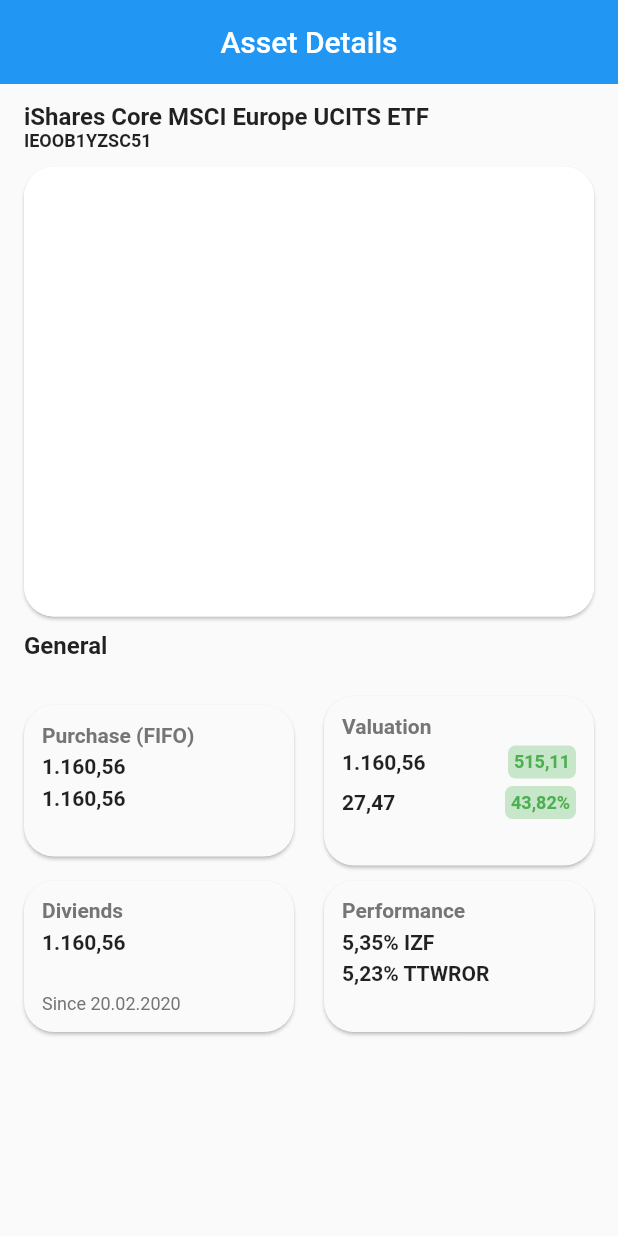
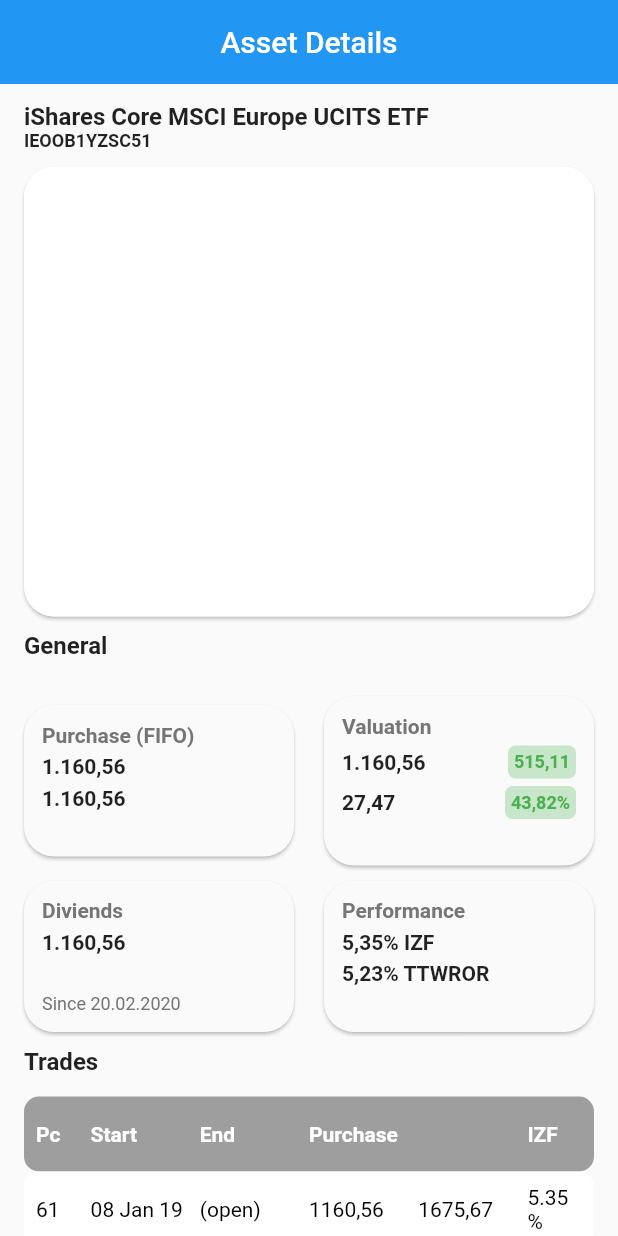
Before and after one commit to abberatfortex/asset_demo, a Flutter app: the screen it shows after launch, on a phone screen of 412 x 824 dp. Run offline on Flutter 3.47's test engine with Material 2 defaults, Android fonts, the phone set to English and light mode, and no system bars.

Commit message:
trade widget

```diff
--- a/lib/screens/asset_details.dart
+++ b/lib/screens/asset_details.dart
@@ -1,5 +1,7 @@
 import 'package:asset_demo/widgets/general_widget.dart';
 import 'package:asset_demo/widgets/graph_widget.dart';
+import 'package:asset_demo/widgets/tile_widget.dart';
+import 'package:asset_demo/widgets/trades_widget.dart';
 import 'package:flutter/material.dart';
 
 
@@ -12,7 +14,8 @@
   Widget build(BuildContext context) {
     return Scaffold(
       appBar: AppBar(title: const Text('Asset Details'), centerTitle: true, elevation: 0,),
-      body: Padding(
+      body: SingleChildScrollView(
+        child: Padding(
           padding: const EdgeInsets.symmetric(vertical: 12.0, horizontal: 16.0),
           child: Column(
             crossAxisAlignment: CrossAxisAlignment.start,
@@ -20,8 +23,11 @@
               GraphWidget(),
               const SizedBox(height: 10),
               GeneralWidget(),
+              const SizedBox(height: 10),
+              TradesWidget()
 
             ],
+          ),
         ),
       ),
     );
--- /dev/null
+++ b/lib/widgets/row_header.dart
@@ -0,0 +1,43 @@
+import 'package:flutter/material.dart';
+
+
+class RowHeader extends StatelessWidget {
+  String? t1,t2,t3,t4,t5,t6;
+  Color? containerColor, textColor;
+  RowHeader({Key? key, this.t1, this.t2, this.t3, this.t4, this.t5, this.t6, this.containerColor, this.textColor}) : super(key: key);
+
+  @override
+  Widget build(BuildContext context) {
+    return Container(
+      height: 50,
+      padding: EdgeInsets.symmetric(horizontal: 8.0),
+      decoration: BoxDecoration(
+        borderRadius: BorderRadius.circular(10),
+        color: containerColor ?? Colors.white
+      ),
+      child: Row(
+        children: [
+          Expanded(
+              flex: 1,
+              child: Text(t1 ?? '',  style: TextStyle(fontWeight: textColor != null ? FontWeight.bold : FontWeight.normal, color: textColor ?? Colors.black))),
+          Expanded(
+              flex: 2,
+              child: Text(t2 ?? '',  style: TextStyle(fontWeight: textColor != null ? FontWeight.bold : FontWeight.normal, color: textColor ?? Colors.black))),
+          Expanded(
+              flex: 2,
+              child: Text(t3 ?? '',  style: TextStyle(fontWeight: textColor != null ? FontWeight.bold : FontWeight.normal, color: textColor ?? Colors.black))),
+          Expanded(
+              flex: 2,
+              child: Text(t4 ?? '',  style: TextStyle(fontWeight: textColor != null ? FontWeight.bold : FontWeight.normal, color: textColor ?? Colors.black))),
+          Expanded(
+              flex: 2,
+              child: Text(t5 ?? '',  style: TextStyle(fontWeight: textColor != null ? FontWeight.bold : FontWeight.normal, color: textColor ?? Colors.black))),
+          Expanded(
+              flex: 1,
+              child: Text(t6 ?? '',  style: TextStyle(fontWeight: textColor != null ? FontWeight.bold : FontWeight.normal, color: textColor ?? Colors.black))),
+
+        ],
+      ),
+    );
+  }
+}
--- /dev/null
+++ b/lib/widgets/trades_widget.dart
@@ -0,0 +1,23 @@
+import 'package:asset_demo/widgets/header_widget.dart';
+import 'package:asset_demo/widgets/row_header.dart';
+import 'package:flutter/material.dart';
+
+class TradesWidget extends StatelessWidget {
+  const TradesWidget({Key? key}) : super(key: key);
+
+  @override
+  Widget build(BuildContext context) {
+    return Column(
+      crossAxisAlignment: CrossAxisAlignment.start,
+      children: [
+        HeaderWidget(mainHeading: 'Trades'),
+        RowHeader(containerColor: Colors.grey, textColor: Colors.white,
+        t1: 'Pc', t2: 'Start', t3: 'End', t4: 'Purchase', t5: '', t6: 'IZF',),
+        RowHeader(containerColor: Colors.white,
+          t1: '61', t2: '08 Jan 19', t3: '(open)', t4: '1160,56', t5: '1675,67', t6: '5.35%',),
+        RowHeader(containerColor: Colors.grey.shade100,
+          t1: '61', t2: '08 Jan 19', t3: '(open)', t4: '1160,56', t5: '1675,67', t6: '5.35%',)
+      ],
+    );
+  }
+}
```
Lines whose indentation alone changed are shown as unchanged.
